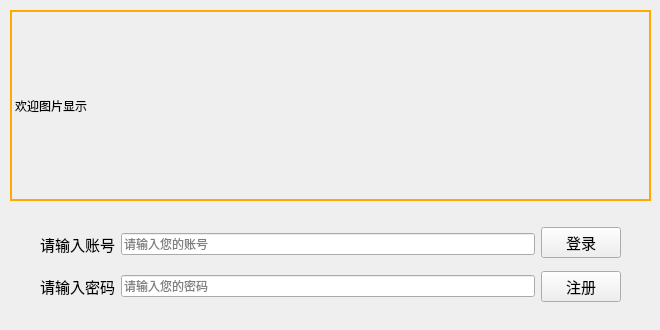
Qt form ui/LogIn.ui (Riptide65536/FaceReco) before a commit.
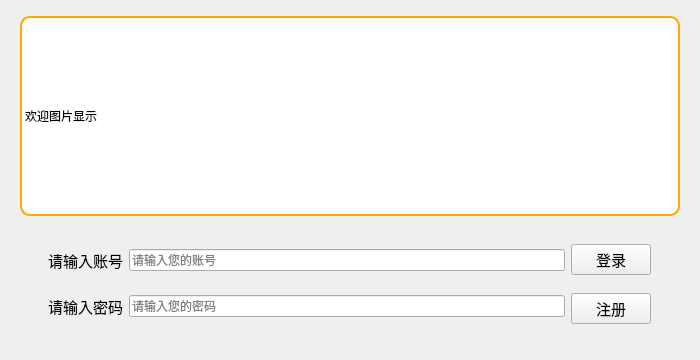
The same form after that commit.

What changed in the file:
```diff
--- a/ui/LogIn.ui
+++ b/ui/LogIn.ui
@@ -6,8 +6,8 @@
    <rect>
     <x>0</x>
     <y>0</y>
-    <width>660</width>
-    <height>330</height>
+    <width>700</width>
+    <height>360</height>
    </rect>
   </property>
   <property name="windowTitle">
@@ -16,14 +16,17 @@
   <widget class="QLabel" name="label">
    <property name="geometry">
     <rect>
-     <x>10</x>
-     <y>10</y>
-     <width>641</width>
-     <height>191</height>
+     <x>20</x>
+     <y>16</y>
+     <width>660</width>
+     <height>200</height>
     </rect>
    </property>
    <property name="styleSheet">
-    <string notr="true">border-width: 2px;border-style: solid;border-color: rgb(255, 170, 0)</string>
+    <string notr="true">border-width: 2px; border-style: solid; border-color: rgb(255, 170, 0); border-radius: 10px; background: #ffffff;</string>
+   </property>
+   <property name="scaledContents">
+    <bool>true</bool>
    </property>
    <property name="text">
     <string>欢迎图片显示</string>
@@ -32,10 +35,10 @@
   <widget class="QWidget" name="layoutWidget">
    <property name="geometry">
     <rect>
-     <x>40</x>
-     <y>220</y>
-     <width>581</width>
-     <height>91</height>
+     <x>48</x>
+     <y>232</y>
+     <width>603</width>
+     <height>105</height>
     </rect>
    </property>
    <layout class="QHBoxLayout" name="horizontalLayout_3">
```
